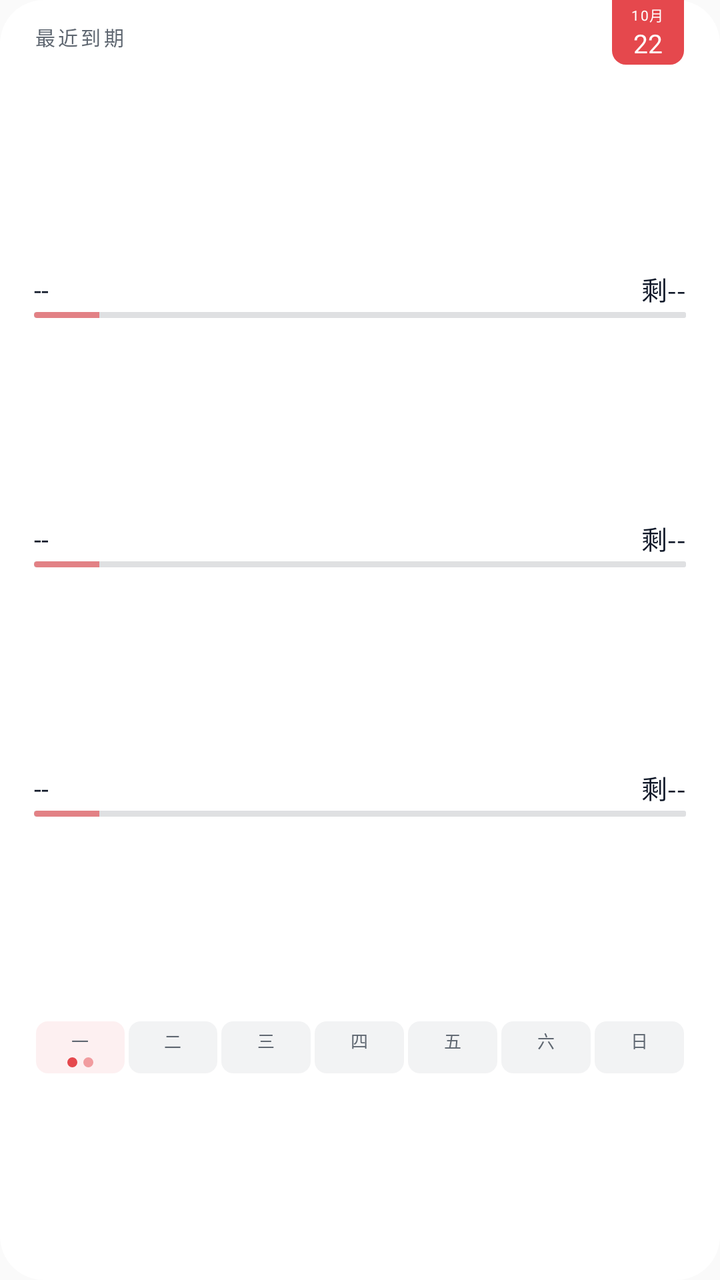
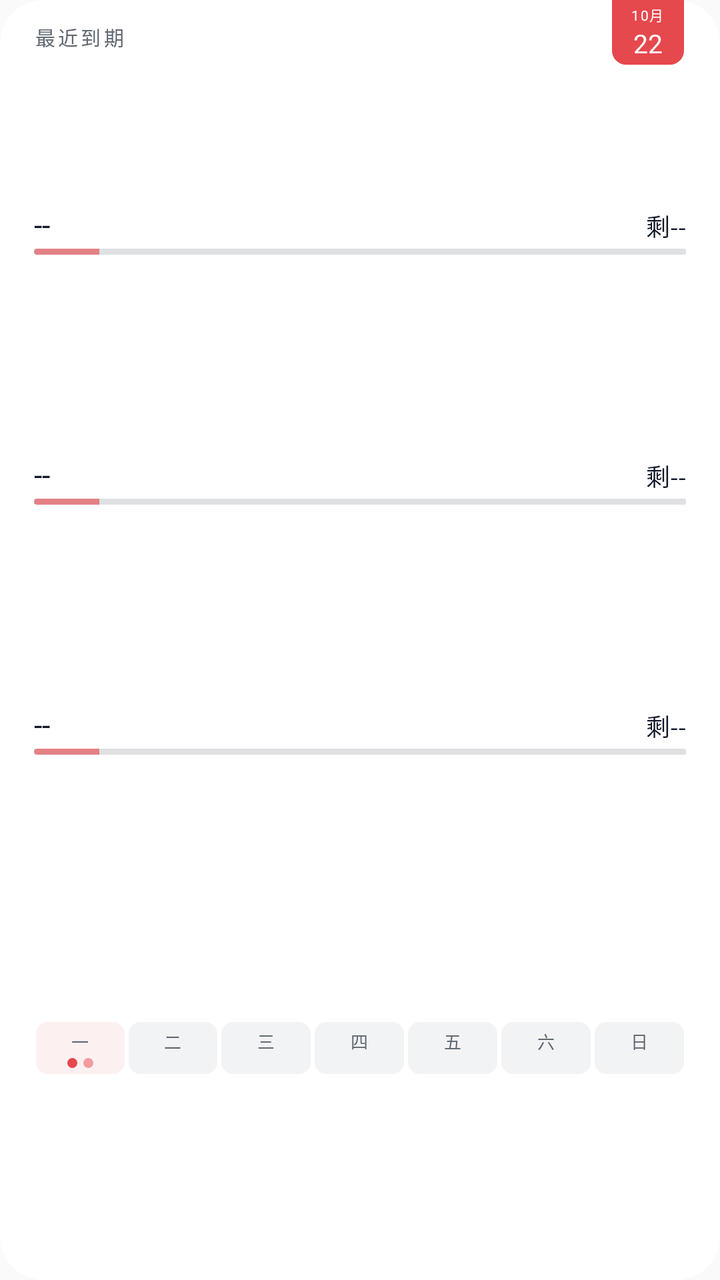

Compare the two renders of this Android layout. The source of the first and the diff that turns it into the second are given below.
<!-- AndroidManifest.xml: application theme android:Theme.Material.Light.NoActionBar -->
<!-- res/layout/widget_v3.xml -->
<?xml version="1.0" encoding="utf-8"?>
<FrameLayout xmlns:android="http://schemas.android.com/apk/res/android"
    android:id="@+id/widget_root"
    android:layout_width="match_parent"
    android:layout_height="match_parent"
    android:background="@drawable/widget_bg_light">

    <LinearLayout
        android:layout_width="match_parent"
        android:layout_height="match_parent"
        android:orientation="vertical"
        android:paddingStart="17dp"
        android:paddingTop="11dp"
        android:paddingEnd="17dp"
        android:paddingBottom="8dp">

        <TextView
            android:id="@+id/widget_header"
            android:layout_width="wrap_content"
            android:layout_height="wrap_content"
            android:layout_marginBottom="8dp"
            android:text="最近到期"
            android:textColor="#FF5F6771"
            android:textSize="10sp"
            android:letterSpacing="0.14"
/>

        
        <TextView
            android:layout_width="match_parent"
            android:layout_height="0dp"
            android:layout_weight="1" />

        
        <LinearLayout
            android:layout_width="match_parent"
            android:layout_height="wrap_content"
            android:layout_marginTop="6dp"
            android:orientation="vertical">

            <LinearLayout
                android:layout_width="match_parent"
                android:layout_height="wrap_content"
                android:orientation="horizontal">

                <TextView
                    android:id="@+id/widget_row1_title"
                    android:layout_width="0dp"
                    android:layout_height="wrap_content"
                    android:layout_weight="1"
                    android:text="--"
                    android:textColor="#FF101828"
                    android:textSize="13sp"
                    android:maxLines="1"
                    android:ellipsize="end"
/>

                <TextView
                    android:id="@+id/widget_row1_cd"
                    android:layout_width="wrap_content"
                    android:layout_height="wrap_content"
                    android:layout_marginStart="10dp"
                    android:text="剩--"
                    android:textColor="#FF101828"
                    android:textSize="13sp"
                    android:maxLines="1"
/>
            </LinearLayout>

            <FrameLayout
                android:layout_width="match_parent"
                android:layout_height="wrap_content"
                android:layout_marginTop="2dp">

                
                <TextView
                    android:id="@+id/widget_row1_track"
                    android:layout_width="match_parent"
                    android:layout_height="3dp"
                    android:background="@drawable/widget_ruler_track_light" />

                <ProgressBar
                    android:id="@+id/widget_row1_fuse"
                    style="@android:style/Widget.ProgressBar.Horizontal"
                    android:layout_width="match_parent"
                    android:layout_height="3dp"
                    android:max="100"
                    android:progress="10"
                    android:progressDrawable="@drawable/widget_ruler_progress" />
            </FrameLayout>
        </LinearLayout>

        
        <TextView
            android:layout_width="match_parent"
            android:layout_height="0dp"
            android:layout_weight="1" />

        
        <LinearLayout
            android:layout_width="match_parent"
            android:layout_height="wrap_content"
            android:layout_marginTop="5dp"
            android:orientation="vertical">

            <LinearLayout
                android:layout_width="match_parent"
                android:layout_height="wrap_content"
                android:orientation="horizontal">

                <TextView
                    android:id="@+id/widget_row2_title"
                    android:layout_width="0dp"
                    android:layout_height="wrap_content"
                    android:layout_weight="1"
                    android:text="--"
                    android:textColor="#FF101828"
                    android:textSize="13sp"
                    android:maxLines="1"
                    android:ellipsize="end"
/>

                <TextView
                    android:id="@+id/widget_row2_cd"
                    android:layout_width="wrap_content"
                    android:layout_height="wrap_content"
                    android:layout_marginStart="10dp"
                    android:text="剩--"
                    android:textColor="#FF101828"
                    android:textSize="13sp"
                    android:maxLines="1"
/>
            </LinearLayout>

            <FrameLayout
                android:layout_width="match_parent"
                android:layout_height="wrap_content"
                android:layout_marginTop="2dp">

                <TextView
                    android:id="@+id/widget_row2_track"
                    android:layout_width="match_parent"
                    android:layout_height="3dp"
                    android:background="@drawable/widget_ruler_track_light" />

                <ProgressBar
                    android:id="@+id/widget_row2_fuse"
                    style="@android:style/Widget.ProgressBar.Horizontal"
                    android:layout_width="match_parent"
                    android:layout_height="3dp"
                    android:max="100"
                    android:progress="10"
                    android:progressDrawable="@drawable/widget_ruler_progress" />
            </FrameLayout>
        </LinearLayout>

        
        <TextView
            android:id="@+id/widget_gap_row3"
            android:layout_width="match_parent"
            android:layout_height="0dp"
            android:layout_weight="1" />

        
        <LinearLayout
            android:id="@+id/widget_row3_container"
            android:layout_width="match_parent"
            android:layout_height="wrap_content"
            android:layout_marginTop="5dp"
            android:orientation="vertical">

            <LinearLayout
                android:layout_width="match_parent"
                android:layout_height="wrap_content"
                android:orientation="horizontal">

                <TextView
                    android:id="@+id/widget_row3_title"
                    android:layout_width="0dp"
                    android:layout_height="wrap_content"
                    android:layout_weight="1"
                    android:text="--"
                    android:textColor="#FF101828"
                    android:textSize="13sp"
                    android:maxLines="1"
                    android:ellipsize="end"
/>

                <TextView
                    android:id="@+id/widget_row3_cd"
                    android:layout_width="wrap_content"
                    android:layout_height="wrap_content"
                    android:layout_marginStart="10dp"
                    android:text="剩--"
                    android:textColor="#FF101828"
                    android:textSize="13sp"
                    android:maxLines="1"
/>
            </LinearLayout>

            <FrameLayout
                android:layout_width="match_parent"
                android:layout_height="wrap_content"
                android:layout_marginTop="2dp">

                <TextView
                    android:id="@+id/widget_row3_track"
                    android:layout_width="match_parent"
                    android:layout_height="3dp"
                    android:background="@drawable/widget_ruler_track_light" />

                <ProgressBar
                    android:id="@+id/widget_row3_fuse"
                    style="@android:style/Widget.ProgressBar.Horizontal"
                    android:layout_width="match_parent"
                    android:layout_height="3dp"
                    android:max="100"
                    android:progress="10"
                    android:progressDrawable="@drawable/widget_ruler_progress" />
            </FrameLayout>
        </LinearLayout>

        
        <TextView
            android:layout_width="match_parent"
            android:layout_height="0dp"
            android:layout_weight="1" />

        
        <LinearLayout
            android:id="@+id/widget_week_strip"
            android:layout_width="match_parent"
            android:layout_height="wrap_content"
            android:layout_marginTop="7dp"
            android:orientation="horizontal">

            <LinearLayout
                android:id="@+id/widget_week_cell0"
                android:layout_width="0dp"
                android:layout_height="wrap_content"
                android:layout_marginStart="1dp"
                android:layout_marginEnd="1dp"
                android:layout_weight="1"
                android:background="@drawable/widget_cell_today_light"
                android:gravity="center_horizontal"
                android:orientation="vertical"
                android:paddingTop="3dp"
                android:paddingBottom="3dp">

                <TextView
                    android:id="@+id/widget_week_day0"
                    android:layout_width="wrap_content"
                    android:layout_height="wrap_content"
                    android:text="一"
                    android:textColor="#FF5F6771"
                    android:textSize="8.5sp" />

                <LinearLayout
                    android:layout_width="wrap_content"
                    android:layout_height="5dp"
                    android:layout_marginTop="2dp"
                    android:gravity="center"
                    android:orientation="horizontal">

                    <TextView
                        android:id="@+id/widget_week_dot0_a"
                        android:layout_width="5dp"
                        android:layout_height="5dp"
                        android:background="@drawable/dot_red" />

                    <TextView
                        android:id="@+id/widget_week_dot0_b"
                        android:layout_width="5dp"
                        android:layout_height="5dp"
                        android:layout_marginStart="3dp"
                        android:background="@drawable/dot_red_soft" />
                </LinearLayout>
            </LinearLayout>

            <LinearLayout
                android:id="@+id/widget_week_cell1"
                android:layout_width="0dp"
                android:layout_height="wrap_content"
                android:layout_marginStart="1dp"
                android:layout_marginEnd="1dp"
                android:layout_weight="1"
                android:background="@drawable/widget_cell_light"
                android:gravity="center_horizontal"
                android:orientation="vertical"
                android:paddingTop="3dp"
                android:paddingBottom="3dp">

                <TextView
                    android:id="@+id/widget_week_day1"
                    android:layout_width="wrap_content"
                    android:layout_height="wrap_content"
                    android:text="二"
                    android:textColor="#FF5F6771"
                    android:textSize="8.5sp" />

                <LinearLayout
                    android:layout_width="wrap_content"
                    android:layout_height="5dp"
                    android:layout_marginTop="2dp"
                    android:gravity="center"
                    android:orientation="horizontal">

                    <TextView
                        android:id="@+id/widget_week_dot1_a"
                        android:layout_width="5dp"
                        android:layout_height="5dp"
                        android:background="@drawable/dot_ind_light"
                        android:visibility="gone" />

                    <TextView
                        android:id="@+id/widget_week_dot1_b"
                        android:layout_width="5dp"
                        android:layout_height="5dp"
                        android:layout_marginStart="3dp"
                        android:background="@drawable/dot_ind_light"
                        android:visibility="gone" />
                </LinearLayout>
            </LinearLayout>

            <LinearLayout
                android:id="@+id/widget_week_cell2"
                android:layout_width="0dp"
                android:layout_height="wrap_content"
                android:layout_marginStart="1dp"
                android:layout_marginEnd="1dp"
                android:layout_weight="1"
                android:background="@drawable/widget_cell_light"
                android:gravity="center_horizontal"
                android:orientation="vertical"
                android:paddingTop="3dp"
                android:paddingBottom="3dp">

                <TextView
                    android:id="@+id/widget_week_day2"
                    android:layout_width="wrap_content"
                    android:layout_height="wrap_content"
                    android:text="三"
                    android:textColor="#FF5F6771"
                    android:textSize="8.5sp" />

                <LinearLayout
                    android:layout_width="wrap_content"
                    android:layout_height="5dp"
                    android:layout_marginTop="2dp"
                    android:gravity="center"
                    android:orientation="horizontal">

                    <TextView
                        android:id="@+id/widget_week_dot2_a"
                        android:layout_width="5dp"
                        android:layout_height="5dp"
                        android:background="@drawable/dot_ind_light"
                        android:visibility="gone" />

                    <TextView
                        android:id="@+id/widget_week_dot2_b"
                        android:layout_width="5dp"
                        android:layout_height="5dp"
                        android:layout_marginStart="3dp"
                        android:background="@drawable/dot_ind_light"
                        android:visibility="gone" />
                </LinearLayout>
            </LinearLayout>

            <LinearLayout
                android:id="@+id/widget_week_cell3"
                android:layout_width="0dp"
                android:layout_height="wrap_content"
                android:layout_marginStart="1dp"
                android:layout_marginEnd="1dp"
                android:layout_weight="1"
                android:background="@drawable/widget_cell_light"
                android:gravity="center_horizontal"
                android:orientation="vertical"
                android:paddingTop="3dp"
                android:paddingBottom="3dp">

                <TextView
                    android:id="@+id/widget_week_day3"
                    android:layout_width="wrap_content"
                    android:layout_height="wrap_content"
                    android:text="四"
                    android:textColor="#FF5F6771"
                    android:textSize="8.5sp" />

                <LinearLayout
                    android:layout_width="wrap_content"
                    android:layout_height="5dp"
                    android:layout_marginTop="2dp"
                    android:gravity="center"
                    android:orientation="horizontal">

                    <TextView
                        android:id="@+id/widget_week_dot3_a"
                        android:layout_width="5dp"
                        android:layout_height="5dp"
                        android:background="@drawable/dot_ind_light"
                        android:visibility="gone" />

                    <TextView
                        android:id="@+id/widget_week_dot3_b"
                        android:layout_width="5dp"
                        android:layout_height="5dp"
                        android:layout_marginStart="3dp"
                        android:background="@drawable/dot_ind_light"
                        android:visibility="gone" />
                </LinearLayout>
            </LinearLayout>

            <LinearLayout
                android:id="@+id/widget_week_cell4"
                android:layout_width="0dp"
                android:layout_height="wrap_content"
                android:layout_marginStart="1dp"
                android:layout_marginEnd="1dp"
                android:layout_weight="1"
                android:background="@drawable/widget_cell_light"
                android:gravity="center_horizontal"
                android:orientation="vertical"
                android:paddingTop="3dp"
                android:paddingBottom="3dp">

                <TextView
                    android:id="@+id/widget_week_day4"
                    android:layout_width="wrap_content"
                    android:layout_height="wrap_content"
                    android:text="五"
                    android:textColor="#FF5F6771"
                    android:textSize="8.5sp" />

                <LinearLayout
                    android:layout_width="wrap_content"
                    android:layout_height="5dp"
                    android:layout_marginTop="2dp"
                    android:gravity="center"
                    android:orientation="horizontal">

                    <TextView
                        android:id="@+id/widget_week_dot4_a"
                        android:layout_width="5dp"
                        android:layout_height="5dp"
                        android:background="@drawable/dot_ind_light"
                        android:visibility="gone" />

                    <TextView
                        android:id="@+id/widget_week_dot4_b"
                        android:layout_width="5dp"
                        android:layout_height="5dp"
                        android:layout_marginStart="3dp"
                        android:background="@drawable/dot_ind_light"
                        android:visibility="gone" />
                </LinearLayout>
            </LinearLayout>

            <LinearLayout
                android:id="@+id/widget_week_cell5"
                android:layout_width="0dp"
                android:layout_height="wrap_content"
                android:layout_marginStart="1dp"
                android:layout_marginEnd="1dp"
                android:layout_weight="1"
                android:background="@drawable/widget_cell_light"
                android:gravity="center_horizontal"
                android:orientation="vertical"
                android:paddingTop="3dp"
                android:paddingBottom="3dp">

                <TextView
                    android:id="@+id/widget_week_day5"
                    android:layout_width="wrap_content"
                    android:layout_height="wrap_content"
                    android:text="六"
                    android:textColor="#FF5F6771"
                    android:textSize="8.5sp" />

                <LinearLayout
                    android:layout_width="wrap_content"
                    android:layout_height="5dp"
                    android:layout_marginTop="2dp"
                    android:gravity="center"
                    android:orientation="horizontal">

                    <TextView
                        android:id="@+id/widget_week_dot5_a"
                        android:layout_width="5dp"
                        android:layout_height="5dp"
                        android:background="@drawable/dot_ind_light"
                        android:visibility="gone" />

                    <TextView
                        android:id="@+id/widget_week_dot5_b"
                        android:layout_width="5dp"
                        android:layout_height="5dp"
                        android:layout_marginStart="3dp"
                        android:background="@drawable/dot_ind_light"
                        android:visibility="gone" />
                </LinearLayout>
            </LinearLayout>

            <LinearLayout
                android:id="@+id/widget_week_cell6"
                android:layout_width="0dp"
                android:layout_height="wrap_content"
                android:layout_marginStart="1dp"
                android:layout_marginEnd="1dp"
                android:layout_weight="1"
                android:background="@drawable/widget_cell_light"
                android:gravity="center_horizontal"
                android:orientation="vertical"
                android:paddingTop="3dp"
                android:paddingBottom="3dp">

                <TextView
                    android:id="@+id/widget_week_day6"
                    android:layout_width="wrap_content"
                    android:layout_height="wrap_content"
                    android:text="日"
                    android:textColor="#FF5F6771"
                    android:textSize="8.5sp" />

                <LinearLayout
                    android:layout_width="wrap_content"
                    android:layout_height="5dp"
                    android:layout_marginTop="2dp"
                    android:gravity="center"
                    android:orientation="horizontal">

                    <TextView
                        android:id="@+id/widget_week_dot6_a"
                        android:layout_width="5dp"
                        android:layout_height="5dp"
                        android:background="@drawable/dot_ind_light"
                        android:visibility="gone" />

                    <TextView
                        android:id="@+id/widget_week_dot6_b"
                        android:layout_width="5dp"
                        android:layout_height="5dp"
                        android:layout_marginStart="3dp"
                        android:background="@drawable/dot_ind_light"
                        android:visibility="gone" />
                </LinearLayout>
            </LinearLayout>
        </LinearLayout>

        
        <TextView
            android:layout_width="match_parent"
            android:layout_height="0dp"
            android:layout_weight="1" />
    </LinearLayout>

    
    <LinearLayout
        android:id="@+id/widget_calpg"
        android:layout_width="36dp"
        android:layout_height="wrap_content"
        android:layout_gravity="top|end"
        android:layout_marginEnd="18dp"
        android:background="@drawable/widget_calpg_light"
        android:gravity="center_horizontal"
        android:orientation="vertical"
        android:paddingTop="2dp"
        android:paddingBottom="2dp">

        <TextView
            android:id="@+id/widget_calpg_month"
            android:layout_width="wrap_content"
            android:layout_height="wrap_content"
            android:text="10月"
            android:textColor="#FFFFFFFF"
            android:textSize="7sp"
            android:letterSpacing="0.08"
/>

        <TextView
            android:id="@+id/widget_calpg_day"
            android:layout_width="wrap_content"
            android:layout_height="wrap_content"
            android:text="22"
            android:textColor="#FFFFFFFF"
            android:textSize="13sp"
/>
    </LinearLayout>
</FrameLayout>
<!-- resources referenced by this layout -->
<resources>
  <!-- drawable dot_ind_light (drawable) -->
  <?xml version="1.0" encoding="utf-8"?>
  <shape xmlns:android="http://schemas.android.com/apk/res/android" android:shape="oval">
      <solid android:color="#FF3A5AF0" />
  </shape>
  <!-- drawable dot_red (drawable) -->
  <?xml version="1.0" encoding="utf-8"?>
  <shape xmlns:android="http://schemas.android.com/apk/res/android" android:shape="oval">
      <solid android:color="#FFE5484D" />
  </shape>
  <!-- drawable dot_red_soft (drawable) -->
  <?xml version="1.0" encoding="utf-8"?>
  <shape xmlns:android="http://schemas.android.com/apk/res/android" android:shape="oval">
      <solid android:color="#80E5484D" />
  </shape>
  <!-- drawable widget_bg_light (drawable) -->
  <?xml version="1.0" encoding="utf-8"?>
  <shape xmlns:android="http://schemas.android.com/apk/res/android">
      <solid android:color="#FFFFFFFF" />
      <corners android:radius="22dp" />
  </shape>
  <!-- drawable widget_calpg_light (drawable) -->
  <?xml version="1.0" encoding="utf-8"?>
  <shape xmlns:android="http://schemas.android.com/apk/res/android">
      <solid android:color="#FFE5484D" />
      <corners android:bottomLeftRadius="7dp" android:bottomRightRadius="7dp" />
  </shape>
  <!-- drawable widget_cell_light (drawable) -->
  <?xml version="1.0" encoding="utf-8"?>
  <shape xmlns:android="http://schemas.android.com/apk/res/android">
      <solid android:color="#0D101828" />
      <corners android:radius="6dp" />
  </shape>
  <!-- drawable widget_cell_today_light (drawable) -->
  <?xml version="1.0" encoding="utf-8"?>
  <shape xmlns:android="http://schemas.android.com/apk/res/android">
      <solid android:color="#14E5484D" />
      <corners android:radius="6dp" />
  </shape>
  <!-- drawable widget_ruler_progress (drawable) -->
  <?xml version="1.0" encoding="utf-8"?>
  <layer-list xmlns:android="http://schemas.android.com/apk/res/android">
      <item android:id="@android:id/progress">
          <clip>
              <shape android:shape="rectangle">
                  <corners android:radius="2dp" />
                  <solid android:color="#9EE5484D" />
              </shape>
          </clip>
      </item>
  </layer-list>
  <!-- drawable widget_ruler_track_light (drawable) -->
  <?xml version="1.0" encoding="utf-8"?>
  <shape xmlns:android="http://schemas.android.com/apk/res/android">
      <solid android:color="#22101828" />
      <corners android:radius="1dp" />
  </shape>
</resources>

<!-- the commit's change to res/layout/widget_v3.xml (unified diff, before → after) -->
@@ -29,7 +29,7 @@
         <TextView
             android:layout_width="match_parent"
             android:layout_height="0dp"
-            android:layout_weight="1" />
+            android:layout_weight="0.66" />
 
         
         <LinearLayout
@@ -50,7 +50,7 @@
                     android:layout_weight="1"
                     android:text="--"
                     android:textColor="#FF101828"
-                    android:textSize="13sp"
+                    android:textSize="15sp"
                     android:maxLines="1"
                     android:ellipsize="end"
 />
@@ -62,7 +62,7 @@
                     android:layout_marginStart="10dp"
                     android:text="剩--"
                     android:textColor="#FF101828"
-                    android:textSize="13sp"
+                    android:textSize="12sp"
                     android:maxLines="1"
 />
             </LinearLayout>
@@ -115,7 +115,7 @@
                     android:layout_weight="1"
                     android:text="--"
                     android:textColor="#FF101828"
-                    android:textSize="13sp"
+                    android:textSize="15sp"
                     android:maxLines="1"
                     android:ellipsize="end"
 />
@@ -127,7 +127,7 @@
                     android:layout_marginStart="10dp"
                     android:text="剩--"
                     android:textColor="#FF101828"
-                    android:textSize="13sp"
+                    android:textSize="12sp"
                     android:maxLines="1"
 />
             </LinearLayout>
@@ -181,7 +181,7 @@
                     android:layout_weight="1"
                     android:text="--"
                     android:textColor="#FF101828"
-                    android:textSize="13sp"
+                    android:textSize="15sp"
                     android:maxLines="1"
                     android:ellipsize="end"
 />
@@ -193,7 +193,7 @@
                     android:layout_marginStart="10dp"
                     android:text="剩--"
                     android:textColor="#FF101828"
-                    android:textSize="13sp"
+                    android:textSize="12sp"
                     android:maxLines="1"
 />
             </LinearLayout>
@@ -224,7 +224,7 @@
         <TextView
             android:layout_width="match_parent"
             android:layout_height="0dp"
-            android:layout_weight="1" />
+            android:layout_weight="1.34" />
 
         
         <LinearLayout
